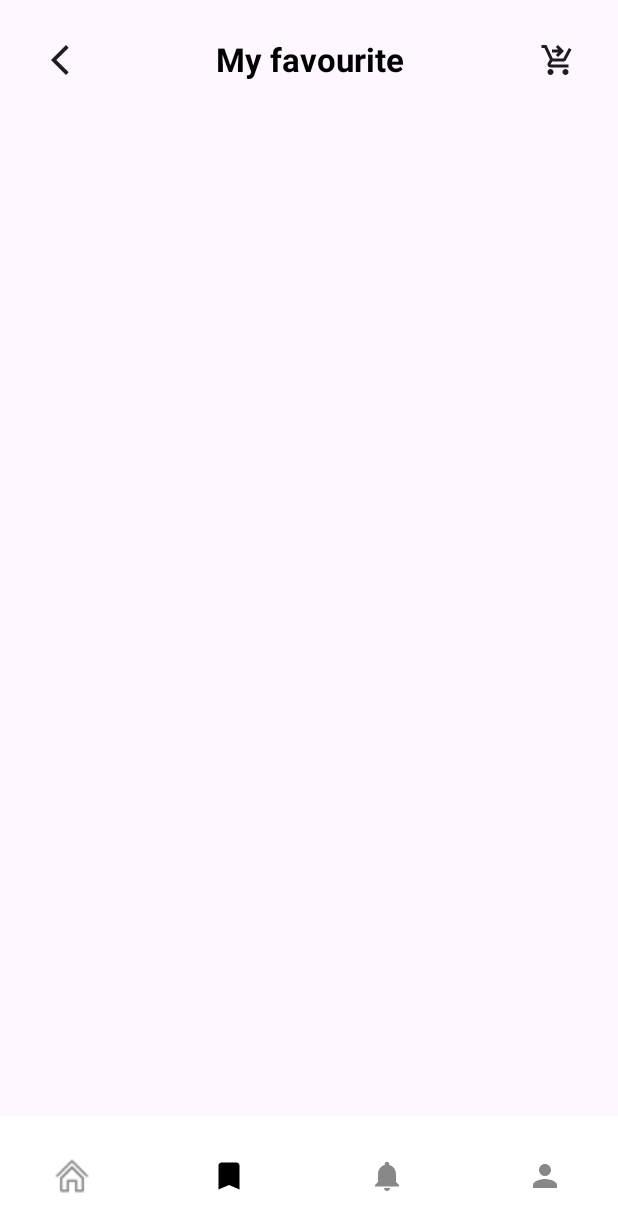
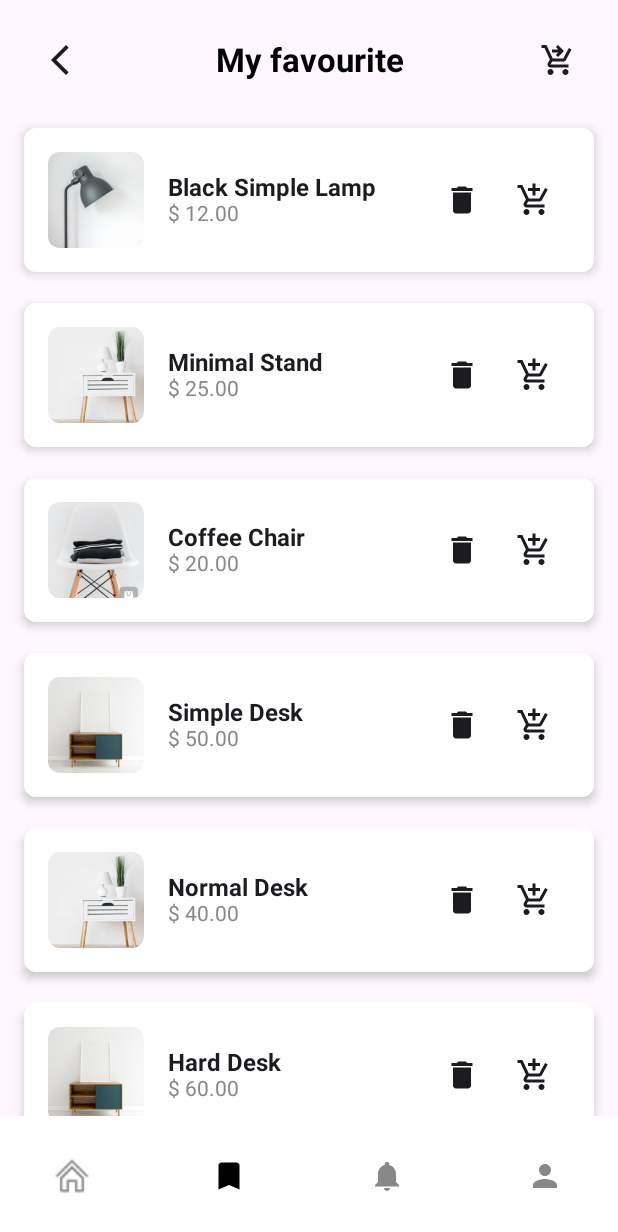
Before and after one commit to VanQuyet04/Assignment_KOT104_PH35419, an Android app built with Jetpack Compose: the Home screen opened through its navigation route, item 2 of the bottom bar chosen, on a phone screen of 412 x 824 dp. Shown: the top 1232 px of the screen. Run offline under Robolectric (Android 15) with nearby library versions, the phone set to English and light mode, and no system bars.

Commit message:
navigation and ui 25/05

```diff
--- a/app/src/main/java/com/example/assignment_kot104_ph35419/ui/screens/FavouriteScreen.kt
+++ b/app/src/main/java/com/example/assignment_kot104_ph35419/ui/screens/FavouriteScreen.kt
@@ -1,36 +1,46 @@
 package com.example.assignment_kot104_ph35419.ui.screens
-
 
 import CustomTopBar
 import android.annotation.SuppressLint
+import androidx.compose.foundation.Image
 import androidx.compose.foundation.background
-import androidx.compose.foundation.layout.Box
-import androidx.compose.foundation.layout.Column
-import androidx.compose.foundation.layout.Spacer
-
-import androidx.compose.foundation.layout.fillMaxSize
-import androidx.compose.foundation.layout.fillMaxWidth
-import androidx.compose.foundation.layout.height
-import androidx.compose.foundation.layout.padding
-
-import androidx.compose.material.Button
-import androidx.compose.material3.Scaffold
-import androidx.compose.material3.Text
+import androidx.compose.foundation.layout.*
+import androidx.compose.foundation.lazy.LazyColumn
+import androidx.compose.foundation.shape.RoundedCornerShape
+import androidx.compose.material.icons.Icons
+import androidx.compose.material.icons.filled.AddShoppingCart
+import androidx.compose.material.icons.filled.Delete
+import androidx.compose.material3.*
 import androidx.compose.runtime.Composable
+import androidx.compose.runtime.mutableStateListOf
+import androidx.compose.runtime.remember
 import androidx.compose.ui.Alignment
-
 import androidx.compose.ui.Modifier
+import androidx.compose.ui.draw.clip
 import androidx.compose.ui.graphics.Color
+import androidx.compose.ui.layout.ContentScale
+import androidx.compose.ui.res.painterResource
 import androidx.compose.ui.text.font.FontWeight
 import androidx.compose.ui.unit.dp
 import androidx.compose.ui.unit.sp
 import androidx.navigation.NavHostController
 import com.example.assignment_kot104_ph35419.R
 
-
 @SuppressLint("UnusedMaterial3ScaffoldPaddingParameter")
 @Composable
 fun FavouriteScreen(navController: NavHostController) {
+    val productList = remember {
+        mutableStateListOf(
+            Product(R.drawable.img_lamp, "Black Simple Lamp", "$ 12.00", 50, "Ngon bá cháy"),
+            Product(R.drawable.img_stand, "Minimal Stand", "$ 25.00", 53, "Ngon bá khét"),
+            Product(R.drawable.img_chair, "Coffee Chair", "$ 20.00", 55, "Ngon bá bá"),
+            Product(R.drawable.img_desk, "Simple Desk", "$ 50.00", 52, "Ngon bá khí"),
+            Product(R.drawable.img_stand, "Normal Desk", "$ 40.00", 59, "Ngon bá đạo"),
+            Product(R.drawable.img_desk, "Hard Desk", "$ 60.00", 56, "Ngon bá bú"),
+            Product(R.drawable.img_lamp, "Soft Desk", "$ 70.00", 54, "Ngon bá chó"),
+            Product(R.drawable.img_chair, "Office Desk", "$ 80.00", 55, "Ngon bá chém")
+        )
+    }
 
     Scaffold(
         modifier = Modifier
@@ -40,6 +50,7 @@ fun FavouriteScreen(navController: NavHostController) {
         content = {
             Box(
                 modifier = Modifier.fillMaxSize()
+
             ) {
                 Column(
                     modifier = Modifier
@@ -52,12 +63,86 @@ fun FavouriteScreen(navController: NavHostController) {
                         leftIconId = R.drawable.back,
                         rightIconId = R.drawable.giohang,
                         onLeftClick = { navController.popBackStack() },
-                        onRightClick = {navController.navigate("cart") }) {}
-
+                        onRightClick = { navController.navigate("cart") }
+                    ) {}
+                    Spacer(modifier = Modifier.height(16.dp))
+                    ProductList(productList)
                 }
-
+                AddAllToCartButton(
+                    onClick = { /* Handle add all to cart */ },
+                    modifier = Modifier.align(Alignment.BottomCenter)
+                )
             }
         }
     )
+}
 
+@Composable
+fun ProductList(products: List<Product>) {
+    LazyColumn {
+        items(products.size) { index ->
+            val product = products[index]
+            ProductItem(
+                product = product,
+                onAddToCart = { /* TODO: Handle add to cart */ },
+                onRemove = { /* TODO: Handle remove item */ }
+            )
+            Spacer(modifier = Modifier.height(10.dp))
+        }
+    }
 }
+
+@Composable
+fun ProductItem(product: Product, onAddToCart: () -> Unit, onRemove: () -> Unit) {
+    Card(
+        modifier = Modifier
+            .fillMaxWidth()
+            .padding(vertical = 5.dp),
+        shape = RoundedCornerShape(8.dp),
+        elevation = CardDefaults.cardElevation(4.dp),
+        colors = CardDefaults.cardColors(containerColor = Color.White) // Change this to desired color
+
+    ) {
+        Row(
+            verticalAlignment = Alignment.CenterVertically,
+            modifier = Modifier
+                .fillMaxWidth()
+                .padding(16.dp)
+        ) {
+            Image(
+                painter = painterResource(id = product.imageRes),
+                contentDescription = product.name,
+                contentScale = ContentScale.Crop,
+                modifier = Modifier
+                    .size(64.dp)
+                    .clip(RoundedCornerShape(8.dp))
+            )
+            Spacer(modifier = Modifier.width(16.dp))
+            Column(
+                modifier = Modifier.weight(1f)
+            ) {
+                Text(text = product.name, fontWeight = FontWeight.Bold, fontSize = 16.sp)
+                Text(text = product.price, fontSize = 14.sp, color = Color.Gray)
+            }
+            IconButton(onClick = onRemove) {
+                Icon(imageVector = Icons.Filled.Delete, contentDescription = "Remove")
+            }
+            IconButton(onClick = onAddToCart) {
+                Icon(imageVector = Icons.Filled.AddShoppingCart, contentDescription = "Add to Cart")
+            }
+        }
+    }
+}
+
+@Composable
+fun AddAllToCartButton(onClick: () -> Unit, modifier: Modifier = Modifier) {
+    Button(
+        onClick = onClick,
+        modifier = modifier
+            .fillMaxWidth()
+            .padding(16.dp),
+        colors = ButtonDefaults.buttonColors(containerColor = Color.Black)
+    ) {
+        Text(text = "Add all to my cart", color = Color.White)
+    }
+}
```
Also changed, not shown: app/src/main/java/com/example/assignment_kot104_ph35419/ui/screens/CartScreen.kt (+39 -20 lines), app/src/main/java/com/example/assignment_kot104_ph35419/ui/screens/ProfileScreen.kt (+5 -3 lines).
